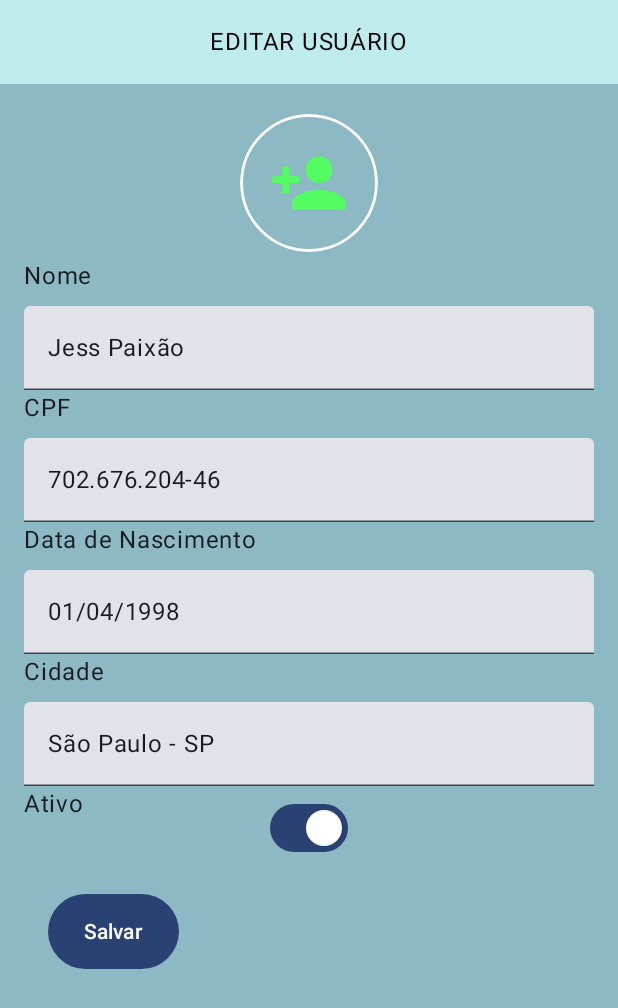
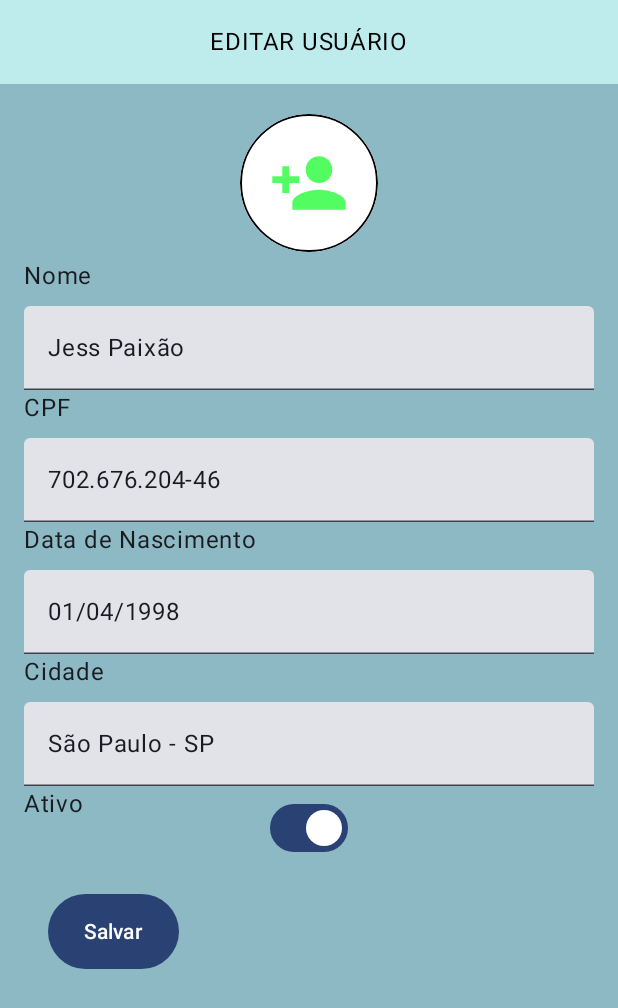
Before and after one commit to jessmelo/people-manager-android, an Android app built with Jetpack Compose: the UserListScreen screen opened through its navigation route, after a tap on "Editar", on a phone screen of 412 x 824 dp. Shown: the top 1008 px of the screen. Run offline under Robolectric (Android 15) with nearby library versions, the phone set to English and light mode, and no system bars; our stand-ins replace Room's generated code, livedata-compose.

Commit message:
ui updates

```diff
--- a/app/src/main/java/com/hexagon/challenge/ui/views/components/AvatarImageField.kt
+++ b/app/src/main/java/com/hexagon/challenge/ui/views/components/AvatarImageField.kt
@@ -55,13 +55,13 @@ fun AvatarImageField(
             modifier = Modifier
                 .size(100.dp)
                 .padding(4.dp)
-                .background(Color.Transparent)
                 .clip(CircleShape)
                 .border(
-                    width = 2.dp,
-                    color = Color.White,
+                    width = 1.dp,
+                    color = Color.Black,
                     shape = CircleShape
                 )
+                .background(Color.White)
                 .clickable { galleryLauncher() }
         )
     }
--- a/app/src/main/java/com/hexagon/challenge/ui/views/userList/UserListScreen.kt
+++ b/app/src/main/java/com/hexagon/challenge/ui/views/userList/UserListScreen.kt
@@ -7,12 +7,14 @@ import androidx.compose.foundation.border
 import androidx.compose.foundation.layout.Arrangement
 import androidx.compose.foundation.layout.Box
 import androidx.compose.foundation.layout.Column
+import androidx.compose.foundation.layout.IntrinsicSize
 import androidx.compose.foundation.layout.Row
 import androidx.compose.foundation.layout.Spacer
 import androidx.compose.foundation.layout.fillMaxSize
 import androidx.compose.foundation.layout.fillMaxWidth
 import androidx.compose.foundation.layout.height
 import androidx.compose.foundation.layout.padding
+import androidx.compose.foundation.layout.requiredHeight
 import androidx.compose.foundation.layout.width
 import androidx.compose.foundation.rememberScrollState
 import androidx.compose.foundation.shape.CircleShape
@@ -144,6 +146,7 @@ fun UserListScreen(
                                         .background(Color.White),
                                     contentAlignment = Alignment.TopStart
                                 ) {
+                                    Column {
                                         Row(
                                             modifier = Modifier
                                                 .fillMaxWidth()
@@ -192,7 +195,7 @@ fun UserListScreen(
                                             }
                                         }
                                         Row(
-                                        modifier = Modifier.padding(8.dp),
+                                            modifier = Modifier.padding(8.dp).requiredHeight(intrinsicSize = IntrinsicSize.Max),
                                             horizontalArrangement = Arrangement.SpaceBetween,
                                             verticalAlignment = Alignment.Bottom,
                                         ) {
@@ -246,6 +249,7 @@ fun UserListScreen(
             }
         }
     }
+}
 
 @Preview(showBackground = true)
 @Composable
```
Lines whose indentation alone changed are shown as unchanged.
